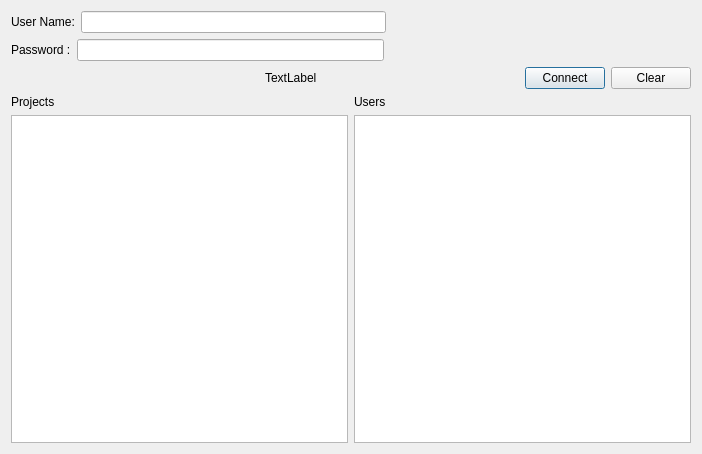
This is login.ui in oelmas/PythonandJira as Qt 5 draws it before an edit. The edited form follows.
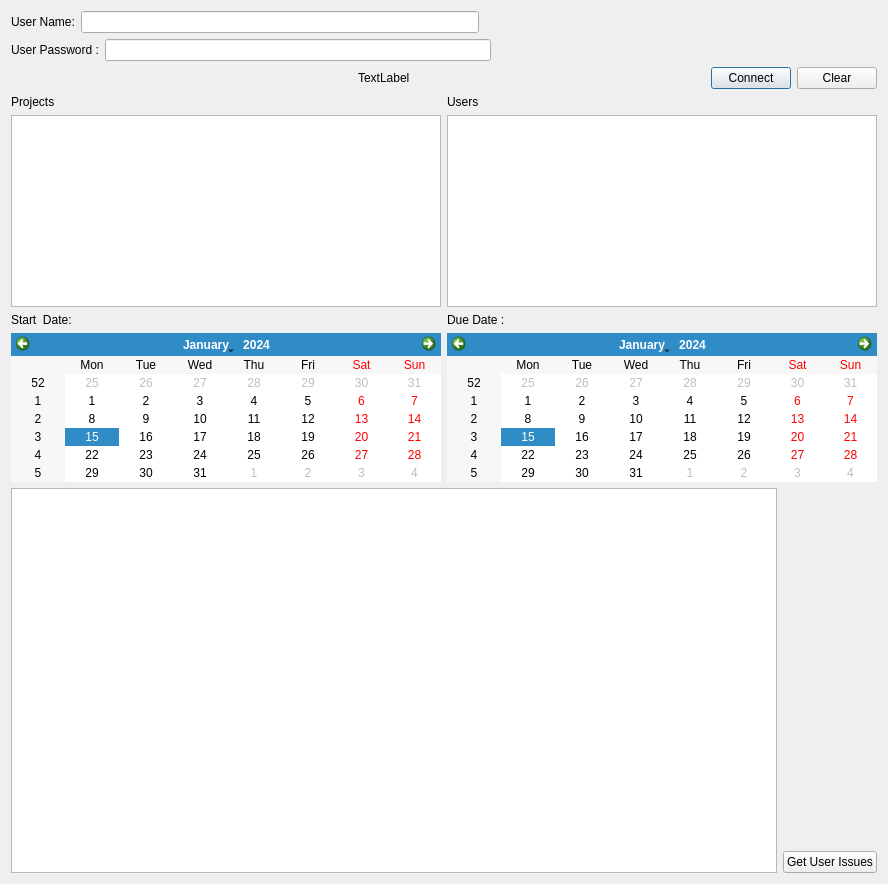
This is the edited form.

Patch:
```diff
--- a/login.ui
+++ b/login.ui
@@ -6,14 +6,14 @@
    <rect>
     <x>0</x>
     <y>0</y>
-    <width>702</width>
-    <height>454</height>
+    <width>888</width>
+    <height>884</height>
    </rect>
   </property>
   <property name="windowTitle">
    <string>Dialog</string>
   </property>
-  <layout class="QVBoxLayout" name="verticalLayout_4">
+  <layout class="QVBoxLayout" name="verticalLayout_8">
    <item>
     <layout class="QVBoxLayout" name="verticalLayout">
      <item>
@@ -48,7 +48,7 @@
        <item>
         <widget class="QLabel" name="lbPassword">
          <property name="text">
-          <string>Password :</string>
+          <string>User Password :</string>
          </property>
         </widget>
        </item>
@@ -117,6 +117,8 @@
     </layout>
    </item>
    <item>
+    <layout class="QVBoxLayout" name="verticalLayout_6">
+     <item>
     <layout class="QHBoxLayout" name="horizontalLayout_4">
      <item>
       <layout class="QVBoxLayout" name="verticalLayout_2">
@@ -143,6 +145,71 @@
        </item>
        <item>
         <widget class="QListWidget" name="lvUsers"/>
+         </item>
+        </layout>
+       </item>
+      </layout>
+     </item>
+     <item>
+      <layout class="QHBoxLayout" name="horizontalLayout_5">
+       <item>
+        <layout class="QVBoxLayout" name="verticalLayout_4">
+         <item>
+          <widget class="QLabel" name="label_3">
+           <property name="text">
+            <string>Start  Date:</string>
+           </property>
+          </widget>
+         </item>
+         <item>
+          <widget class="QCalendarWidget" name="calStartDate"/>
+         </item>
+        </layout>
+       </item>
+       <item>
+        <layout class="QVBoxLayout" name="verticalLayout_5">
+         <item>
+          <widget class="QLabel" name="label_4">
+           <property name="text">
+            <string>Due Date : </string>
+           </property>
+          </widget>
+         </item>
+         <item>
+          <widget class="QCalendarWidget" name="calDueDate"/>
+         </item>
+        </layout>
+       </item>
+      </layout>
+     </item>
+    </layout>
+   </item>
+   <item>
+    <layout class="QHBoxLayout" name="horizontalLayout_6">
+     <item>
+      <widget class="QTableView" name="tbvIssuesOfUser"/>
+     </item>
+     <item>
+      <layout class="QVBoxLayout" name="verticalLayout_7">
+       <item>
+        <spacer name="verticalSpacer">
+         <property name="orientation">
+          <enum>Qt::Vertical</enum>
+         </property>
+         <property name="sizeHint" stdset="0">
+          <size>
+           <width>20</width>
+           <height>40</height>
+          </size>
+         </property>
+        </spacer>
+       </item>
+       <item>
+        <widget class="QPushButton" name="btnGetIssues">
+         <property name="text">
+          <string>Get User Issues</string>
+         </property>
+        </widget>
        </item>
       </layout>
      </item>
```
Lines whose indentation alone changed are shown as unchanged.
